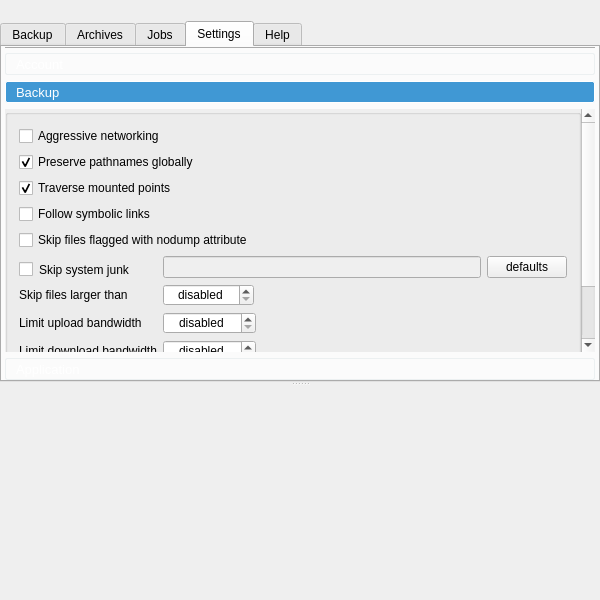
Old version of the form forms/mainwindow.ui in the repository Tarsnap/tarsnap-gui.
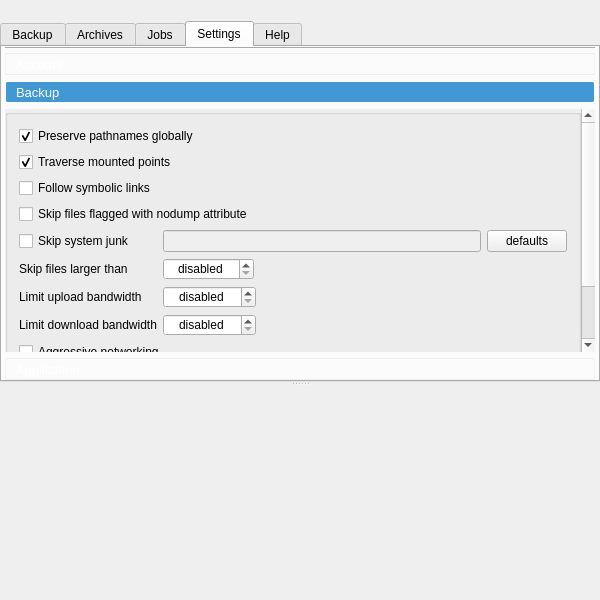
New version of the form. The open tabs and pages were chosen to show the change. Icons and pictures are not drawn. Custom widgets are drawn as their Qt base class.

Commit message: Updates for the Settings pane.

The edit to the form file:
```diff
--- a/forms/mainwindow.ui
+++ b/forms/mainwindow.ui
@@ -1367,7 +1367,7 @@
                   <string/>
                  </property>
                  <layout class="QGridLayout" name="gridLayout">
-                  <item row="3" column="0" colspan="4">
+                  <item row="2" column="0" colspan="4">
                    <widget class="QCheckBox" name="followSymLinksCheckBox">
                     <property name="toolTip">
                      <string>If checked all symbolic links will be followed when creating an archive</string>
@@ -1377,131 +1377,14 @@
                     </property>
                    </widget>
                   </item>
-                  <item row="4" column="0" colspan="4">
-                   <widget class="QCheckBox" name="skipNoDumpCheckBox">
-                    <property name="toolTip">
-                     <string>Not all filesystems support this attribute</string>
-                    </property>
-                    <property name="text">
-                     <string>Skip files flagged with nodump attribute</string>
-                    </property>
-                   </widget>
-                  </item>
-                  <item row="8" column="0">
+                  <item row="7" column="0">
                    <widget class="QLabel" name="label_10">
                     <property name="text">
                      <string>Limit download bandwidth</string>
                     </property>
                    </widget>
                   </item>
-                  <item row="10" column="0" colspan="4">
-                   <widget class="QCheckBox" name="simulationCheckBox">
-                    <property name="toolTip">
-                     <string>Don't really create archives on the Tarsnap servers; just simulate doing so locally.  The resulted archives and archive statistics will be almost identical (typically within a few kB or a fraction of a percent) to the real deal.</string>
-                    </property>
-                    <property name="text">
-                     <string>Simulation mode (simulate creation of archives, useful for dry runs)</string>
-                    </property>
-                   </widget>
-                  </item>
-                  <item row="1" column="0" colspan="4">
-                   <widget class="QCheckBox" name="preservePathsCheckBox">
-                    <property name="toolTip">
-                     <string>Preseve absolute pathnames when backing up, by not removing leading slashes</string>
-                    </property>
-                    <property name="text">
-                     <string>Preserve pathnames globally</string>
-                    </property>
-                    <property name="checked">
-                     <bool>true</bool>
-                    </property>
-                   </widget>
-                  </item>
-                  <item row="8" column="1">
-                   <widget class="QSpinBox" name="limitDownloadSpinBox">
-                    <property name="sizePolicy">
-                     <sizepolicy hsizetype="Fixed" vsizetype="Fixed">
-                      <horstretch>0</horstretch>
-                      <verstretch>0</verstretch>
-                     </sizepolicy>
-                    </property>
-                    <property name="toolTip">
-                     <string>Limit download bandwidth rate to kilobits per second</string>
-                    </property>
-                    <property name="alignment">
-                     <set>Qt::AlignCenter</set>
-                    </property>
-                    <property name="specialValueText">
-                     <string>disabled</string>
-                    </property>
-                    <property name="suffix">
-                     <string>kbps</string>
-                    </property>
-                    <property name="maximum">
-                     <number>2147483647</number>
-                    </property>
-                    <property name="singleStep">
-                     <number>1024</number>
-                    </property>
-                   </widget>
-                  </item>
-                  <item row="11" column="0" colspan="4">
-                   <spacer name="verticalSpacer">
-                    <property name="orientation">
-                     <enum>Qt::Vertical</enum>
-                    </property>
-                    <property name="sizeHint" stdset="0">
-                     <size>
-                      <width>20</width>
-                      <height>40</height>
-                     </size>
-                    </property>
-                   </spacer>
-                  </item>
-                  <item row="5" column="1">
-                   <widget class="QLineEdit" name="skipSystemLineEdit">
-                    <property name="enabled">
-                     <bool>false</bool>
-                    </property>
-                    <property name="toolTip">
-                     <string>Shell globbing patterns can be used, the list is colon separated</string>
-                    </property>
-                    <property name="text">
-                     <string notr="true"/>
-                    </property>
-                   </widget>
-                  </item>
-                  <item row="0" column="0" colspan="4">
-                   <widget class="QCheckBox" name="aggressiveNetworkingCheckBox">
-                    <property name="toolTip">
-                     <string>Use multiple TCP connections to send data to the Tarsnap server, can improve network performance</string>
-                    </property>
-                    <property name="text">
-                     <string>Aggressive networking</string>
-                    </property>
-                   </widget>
-                  </item>
-                  <item row="2" column="0" colspan="4">
-                   <widget class="QCheckBox" name="traverseMountCheckBox">
-                    <property name="toolTip">
-                     <string>Cross mount points when creating archives</string>
-                    </property>
-                    <property name="text">
-                     <string>Traverse mounted points</string>
-                    </property>
-                    <property name="checked">
-                     <bool>true</bool>
-                    </property>
-                   </widget>
-                  </item>
-                  <item row="7" column="0">
-                   <widget class="QLabel" name="label_9">
-                    <property name="text">
-                     <string>Limit upload bandwidth</string>
-                    </property>
-                   </widget>
-                  </item>
-                  <item row="7" column="1">
+                  <item row="6" column="1">
                    <widget class="QSpinBox" name="limitUploadSpinBox">
                     <property name="sizePolicy">
                      <sizepolicy hsizetype="Fixed" vsizetype="Fixed">
@@ -1532,7 +1415,7 @@
                     </property>
                    </widget>
                   </item>
-                  <item row="6" column="1" colspan="2">
+                  <item row="5" column="1" colspan="2">
                    <widget class="QSpinBox" name="skipFilesSizeSpinBox">
                     <property name="enabled">
                      <bool>true</bool>
@@ -1572,31 +1455,24 @@
                     </property>
                    </widget>
                   </item>
-                  <item row="6" column="0">
+                  <item row="5" column="0">
                    <widget class="QLabel" name="label_3">
                     <property name="text">
                      <string>Skip files larger than</string>
                     </property>
                    </widget>
                   </item>
-                  <item row="5" column="0">
+                  <item row="4" column="0">
                    <widget class="QCheckBox" name="skipSystemJunkCheckBox">
                     <property name="toolTip">
                      <string>Tarsnap will skip these files globally for backups</string>
                     </property>
-                    <property name="styleSheet">
-                     <string notr="true">#skipSystemJunkCheckBox
-{
-margin-top: 6px;
-border: 0;
-}</string>
-                    </property>
                     <property name="text">
                      <string>Skip system junk</string>
                     </property>
                    </widget>
                   </item>
-                  <item row="5" column="2" colspan="2">
+                  <item row="4" column="2" colspan="2">
                    <widget class="QPushButton" name="skipSystemDefaultsButton">
                     <property name="toolTip">
                      <string>Fill with default system junk patterns</string>
@@ -1619,6 +1495,123 @@
                     </property>
                    </widget>
                   </item>
+                  <item row="11" column="0" colspan="4">
+                   <spacer name="verticalSpacer">
+                    <property name="orientation">
+                     <enum>Qt::Vertical</enum>
+                    </property>
+                    <property name="sizeHint" stdset="0">
+                     <size>
+                      <width>20</width>
+                      <height>40</height>
+                     </size>
+                    </property>
+                   </spacer>
+                  </item>
+                  <item row="4" column="1">
+                   <widget class="QLineEdit" name="skipSystemLineEdit">
+                    <property name="enabled">
+                     <bool>false</bool>
+                    </property>
+                    <property name="toolTip">
+                     <string>Shell globbing patterns can be used, the list is colon separated</string>
+                    </property>
+                    <property name="text">
+                     <string notr="true"/>
+                    </property>
+                   </widget>
+                  </item>
+                  <item row="1" column="0" colspan="4">
+                   <widget class="QCheckBox" name="traverseMountCheckBox">
+                    <property name="toolTip">
+                     <string>Cross mount points when creating archives</string>
+                    </property>
+                    <property name="text">
+                     <string>Traverse mounted points</string>
+                    </property>
+                    <property name="checked">
+                     <bool>true</bool>
+                    </property>
+                   </widget>
+                  </item>
+                  <item row="6" column="0">
+                   <widget class="QLabel" name="label_9">
+                    <property name="text">
+                     <string>Limit upload bandwidth</string>
+                    </property>
+                   </widget>
+                  </item>
+                  <item row="0" column="0" colspan="4">
+                   <widget class="QCheckBox" name="preservePathsCheckBox">
+                    <property name="toolTip">
+                     <string>Preseve absolute pathnames when backing up, by not removing leading slashes</string>
+                    </property>
+                    <property name="text">
+                     <string>Preserve pathnames globally</string>
+                    </property>
+                    <property name="checked">
+                     <bool>true</bool>
+                    </property>
+                   </widget>
+                  </item>
+                  <item row="3" column="0" colspan="4">
+                   <widget class="QCheckBox" name="skipNoDumpCheckBox">
+                    <property name="toolTip">
+                     <string>Not all filesystems support this attribute</string>
+                    </property>
+                    <property name="text">
+                     <string>Skip files flagged with nodump attribute</string>
+                    </property>
+                   </widget>
+                  </item>
+                  <item row="8" column="0" colspan="4">
+                   <widget class="QCheckBox" name="aggressiveNetworkingCheckBox">
+                    <property name="toolTip">
+                     <string>Use multiple TCP connections to send data to the Tarsnap server, can improve network performance</string>
+                    </property>
+                    <property name="text">
+                     <string>Aggressive networking</string>
+                    </property>
+                   </widget>
+                  </item>
+                  <item row="7" column="1">
+                   <widget class="QSpinBox" name="limitDownloadSpinBox">
+                    <property name="sizePolicy">
+                     <sizepolicy hsizetype="Fixed" vsizetype="Fixed">
+                      <horstretch>0</horstretch>
+                      <verstretch>0</verstretch>
+                     </sizepolicy>
+                    </property>
+                    <property name="toolTip">
+                     <string>Limit download bandwidth rate to kilobits per second</string>
+                    </property>
+                    <property name="alignment">
+                     <set>Qt::AlignCenter</set>
+                    </property>
+                    <property name="specialValueText">
+                     <string>disabled</string>
+                    </property>
+                    <property name="suffix">
+                     <string>kbps</string>
+                    </property>
+                    <property name="maximum">
+                     <number>2147483647</number>
+                    </property>
+                    <property name="singleStep">
+                     <number>1024</number>
+                    </property>
+                   </widget>
+                  </item>
+                  <item row="10" column="0" colspan="4">
+                   <widget class="QCheckBox" name="simulationCheckBox">
+                    <property name="toolTip">
+                     <string>Don't really create archives on the Tarsnap servers; just simulate doing so locally.  The resulted archives and archive statistics will be almost identical (typically within a few kB or a fraction of a percent) to the real deal.</string>
+                    </property>
+                    <property name="text">
+                     <string>Simulation mode (simulate creation of archives, useful for dry runs)</string>
+                    </property>
+                   </widget>
+                  </item>
                  </layout>
                 </widget>
                </item>
```
Left out of the diff: 7 changed lines with no effect on the pictures.
